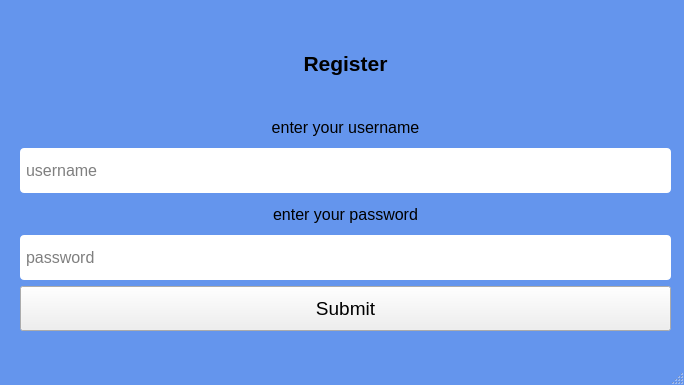
amxnese/DevCollab, file register.ui: the form before one commit.
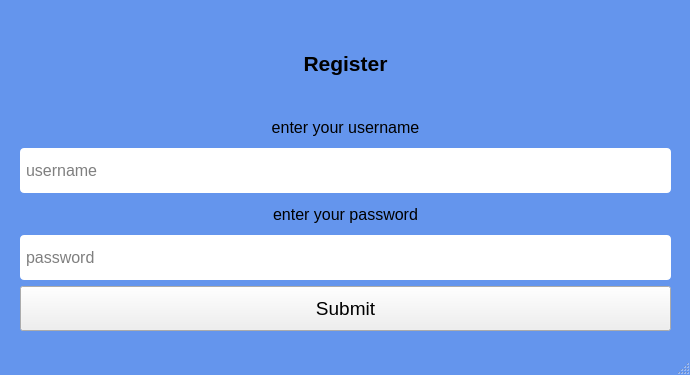
The form after the commit.

What changed in the file:
```diff
--- a/register.ui
+++ b/register.ui
@@ -6,8 +6,8 @@
    <rect>
     <x>0</x>
     <y>0</y>
-    <width>684</width>
-    <height>385</height>
+    <width>690</width>
+    <height>375</height>
    </rect>
   </property>
   <property name="windowTitle">
```
